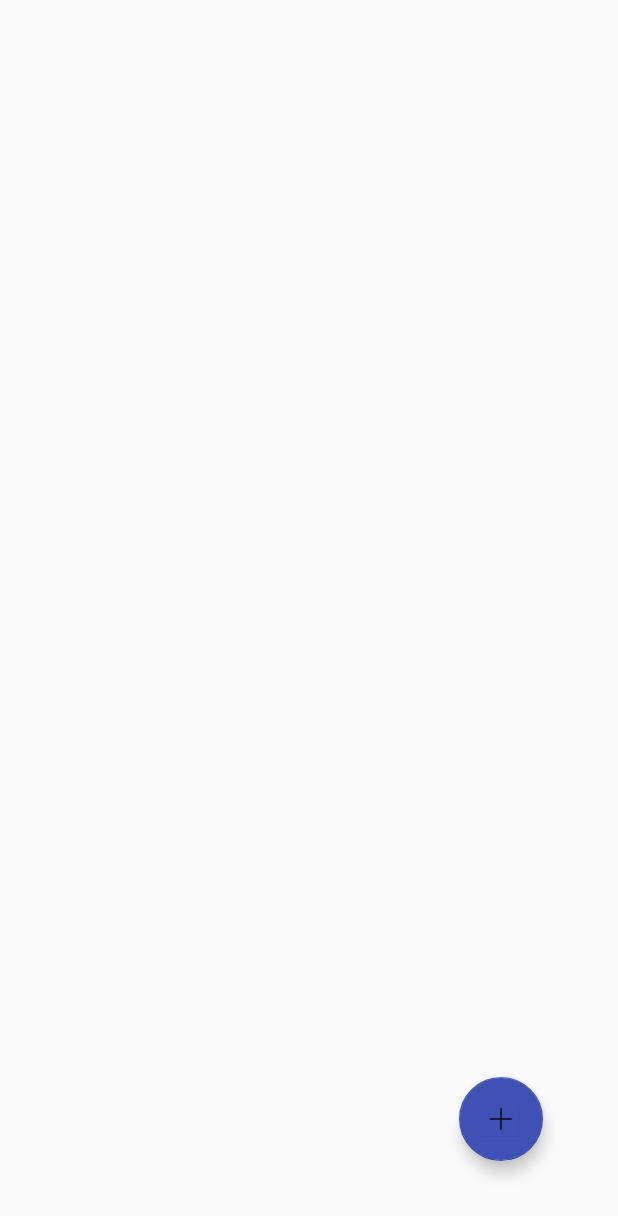
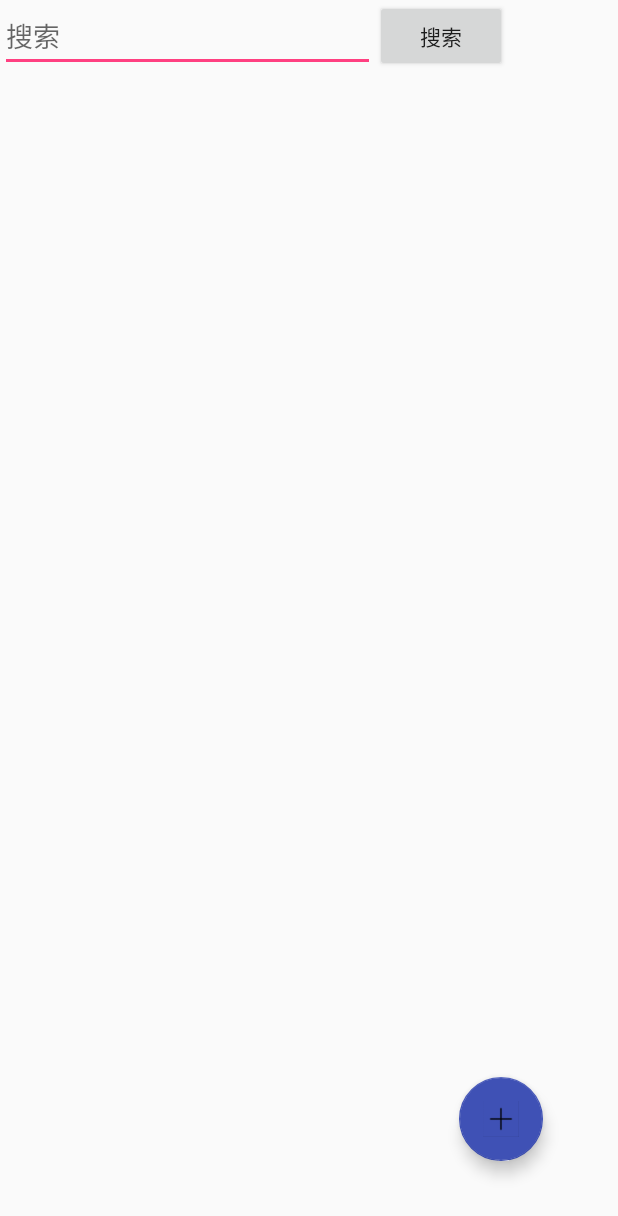
Before and after one commit to YH-Chen/ThreeKingdoms, an Android app: the screen it shows after launch (MainActivity), on a phone screen of 412 x 824 dp. Shown: the top 1216 px of the screen. Run offline under Robolectric (Android 15) with nearby library versions, the phone set to English and light mode, and no system bars; libraries missing offline, so code that uses them is left out: org.litepal.crud, org.litepal.tablemanager; Roboto replaces fonts that are not available here; 3 statements that could not run were skipped.

Commit message:
add search in mainactivity

```diff
--- a/app/src/main/res/layout/activity_main.xml
+++ b/app/src/main/res/layout/activity_main.xml
@@ -6,12 +6,28 @@ android:layout_width="match_parent"
 android:layout_height="match_parent"
 tools:context="com.chan.kingdom3.MainActivity">
 
+    <EditText
+        android:id="@+id/search_edittext"
+        android:layout_width="250dp"
+        android:layout_height="wrap_content"
+        android:hint="搜索"
+        app:layout_constraintTop_toTopOf="parent"
+        app:layout_constraintLeft_toLeftOf="parent"/>
+
+    <Button
+        android:layout_width="wrap_content"
+        android:layout_height="wrap_content"
+        app:layout_constraintLeft_toRightOf="@+id/search_edittext"
+        app:layout_constraintTop_toTopOf="@id/search_edittext"
+        android:text="搜索"
+        />
+
     <ListView
         android:id="@+id/characterlist"
+        android:layout_width="match_parent"
         android:layout_height="wrap_content"
-        android:layout_width="match_parent"
-        tools:layout_editor_absoluteY="0dp"
-        tools:layout_editor_absoluteX="0dp" />
+        app:layout_constraintLeft_toLeftOf="parent"
+        app:layout_constraintTop_toBottomOf="@id/search_edittext" />
 
     <android.support.design.widget.FloatingActionButton
         android:id="@+id/addFAB"
```
Also changed, not shown: app/src/main/java/com/chan/kingdom3/MainActivity.java (+33 -4 lines).
